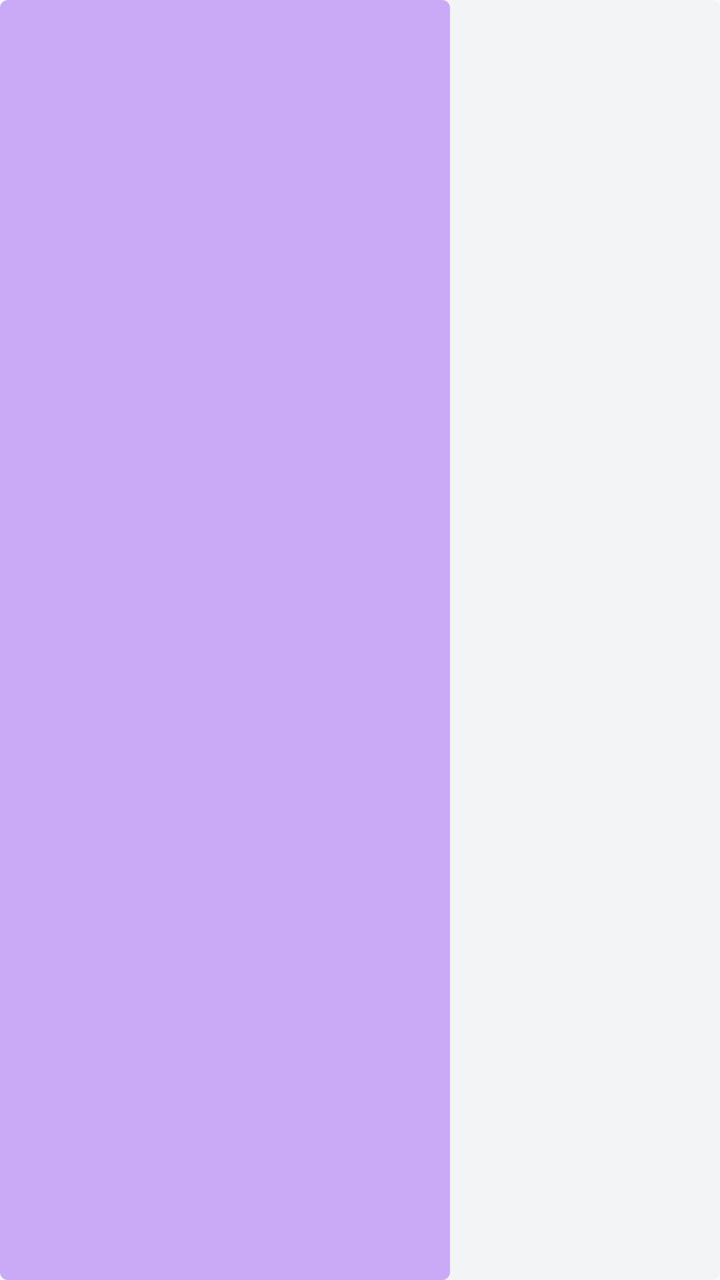
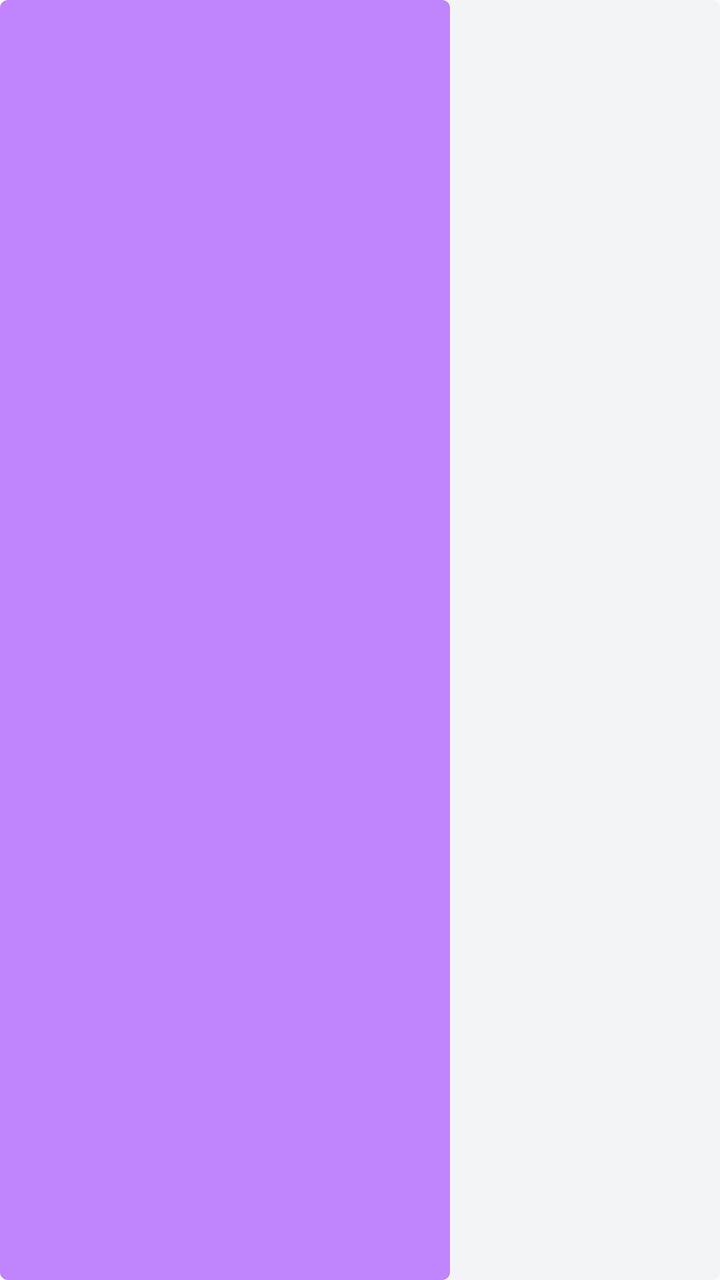

An Android layout rendered at two revisions. The XML below is the earlier revision; the diff shows what the commit changed to produce the second picture.
<!-- AndroidManifest.xml: application theme AppTheme -->
<!-- res/layout/widget_progress_personal_dark.xml -->
<ProgressBar xmlns:android="http://schemas.android.com/apk/res/android" android:id="@+id/widget_progress" style="?android:attr/progressBarStyleHorizontal" android:layout_width="match_parent" android:layout_height="6dp" android:max="10000" android:progress="6250" android:indeterminate="false" android:progressDrawable="@drawable/widget_progress" android:progressTint="@color/widget_personal_dark_rail" android:progressBackgroundTint="#4D9BB1CA"/>
<!-- resources referenced by this layout -->
<resources>
  <color name="widget_personal_dark_rail">#caa9f7</color>
  <!-- drawable widget_progress (drawable) -->
  <layer-list xmlns:android="http://schemas.android.com/apk/res/android">
      <item android:id="@android:id/background">
          <shape><corners android:radius="4dp"/><solid android:color="#4D9BB1CA"/></shape>
      </item>
      <item android:id="@android:id/progress">
          <scale android:scaleWidth="100%" android:scaleGravity="left"><shape><corners android:radius="4dp"/><solid android:color="#FFB987"/></shape></scale>
      </item>
  </layer-list>
  <style name="AppTheme" parent="Theme.AppCompat.Light.DarkActionBar">
          
          <item name="colorPrimary">@color/colorPrimary</item>
          <item name="colorPrimaryDark">@color/colorPrimaryDark</item>
          <item name="colorAccent">@color/colorAccent</item>
      </style>
</resources>

<!-- the commit's change to res/layout/widget_progress_personal_dark.xml (unified diff, before → after) -->
@@ -1 +1 @@
-<ProgressBar xmlns:android="http://schemas.android.com/apk/res/android" android:id="@+id/widget_progress" style="?android:attr/progressBarStyleHorizontal" android:layout_width="match_parent" android:layout_height="6dp" android:max="10000" android:progress="6250" android:indeterminate="false" android:progressDrawable="@drawable/widget_progress" android:progressTint="@color/widget_personal_dark_rail" android:progressBackgroundTint="#4D9BB1CA"/>
+<ProgressBar xmlns:android="http://schemas.android.com/apk/res/android" android:id="@+id/widget_progress" style="?android:attr/progressBarStyleHorizontal" android:layout_width="match_parent" android:layout_height="6dp" android:max="10000" android:progress="6250" android:indeterminate="false" android:progressDrawable="@drawable/widget_progress" android:progressTint="@color/widget_personal_bright" android:progressBackgroundTint="#4D9BB1CA"/>
<!-- resource entries referenced after the edit -->
@@ -1,6 +1,6 @@
 <!-- resources referenced by this layout -->
 <resources>
-  <color name="widget_personal_dark_rail">#caa9f7</color>
+  <color name="widget_personal_bright">#C084FC</color>
   <!-- drawable widget_progress (drawable) -->
   <layer-list xmlns:android="http://schemas.android.com/apk/res/android">
       <item android:id="@android:id/background">
